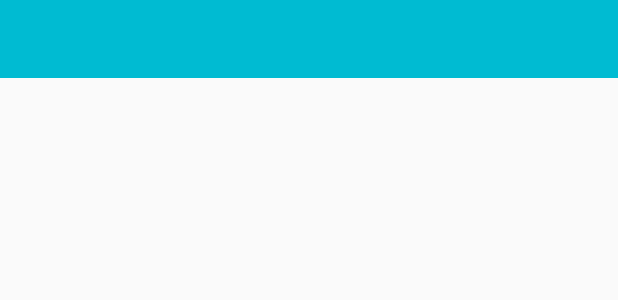
After one commit to GianhTran92/TrainingProject, an Android app: the layout custom_actionbar.xml on its own in the app's theme, with its tools: preview values and no code run, on a phone screen of 412 x 824 dp. The commit adds this screen. Shown: the top 300 px of the screen. Run offline under Robolectric (Android 15) with nearby library versions, the phone set to English and light mode, and no system bars.

Commit message:
update new bg_pressed_actionbar_button.xml, custom_actionbar.xml, colors, dimens, atrss (ver.1 for cusom_actionbar and circle_image_view)

```diff
--- /dev/null
+++ b/app/src/main/res/drawable/bg_pressed_actionbar_button.xml
@@ -0,0 +1,5 @@
+<?xml version="1.0" encoding="utf-8"?>
+<selector xmlns:android="http://schemas.android.com/apk/res/android">
+    <item android:drawable="@color/DarkTurquoise" android:state_pressed="true" />
+    <item android:drawable="@color/actionbar.background" />
+</selector>
--- /dev/null
+++ b/app/src/main/res/layout/custom_actionbar.xml
@@ -0,0 +1,33 @@
+<?xml version="1.0" encoding="utf-8"?>
+<RelativeLayout xmlns:android="http://schemas.android.com/apk/res/android"
+    android:layout_width="match_parent"
+    android:layout_height="@dimen/actionbar.height"
+    android:background="@color/actionbar.background"
+    android:orientation="horizontal">
+
+    <TextView
+        android:id="@+id/tvTitle"
+        android:layout_width="wrap_content"
+        android:layout_height="wrap_content"
+        android:layout_centerInParent="true"
+        android:textColor="@color/white"
+        android:textSize="@dimen/actionbar.title.textsize" />
+
+    <ImageView
+        android:id="@+id/imgLeft"
+        android:layout_width="@dimen/actionbar.height"
+        android:layout_height="match_parent"
+        android:layout_centerVertical="true"
+        android:scaleType="center"
+        android:background="@drawable/bg_pressed_actionbar_button"/>
+
+    <ImageView
+        android:id="@+id/imgRight"
+        android:layout_width="@dimen/actionbar.height"
+        android:layout_height="match_parent"
+        android:layout_centerVertical="true"
+        android:scaleType="center"
+        android:layout_alignParentRight="true"
+        android:background="@drawable/bg_pressed_actionbar_button"/>
+
+</RelativeLayout>
--- a/app/src/main/res/values-xxhdpi/dimens.xml
+++ b/app/src/main/res/values-xxhdpi/dimens.xml
@@ -1,6 +1,6 @@
 <resources>
     <!-- Default screen margins, per the Android Design guidelines. -->
-    <dimen name="tabars_height">40dp</dimen>
+    <dimen name="tabars_height">50dp</dimen>
     <dimen name="toolbar_elevation">2dp</dimen>
     <dimen name="activity_horizontal_margin">0dp</dimen>
     <dimen name="activity_vertical_margin">0dp</dimen>
--- a/app/src/main/res/values/attrs.xml
+++ b/app/src/main/res/values/attrs.xml
@@ -14,5 +14,13 @@
         <attr name="pstsShouldExpand" format="boolean" />
         <attr name="pstsTextAllCaps" format="boolean" />
     </declare-styleable>
-
+    <declare-styleable name="CircleImageView">
+        <attr name="border_width" format="dimension"/>
+        <attr name="border_color" format="color"/>
+    </declare-styleable>
+    <declare-styleable name="ActionBarCustom">
+        <attr name="left_icon" format="reference"/>
+        <attr name="right_icon" format="reference"/>
+        <attr name="actionbar_title" format="string"/>
+    </declare-styleable>
 </resources>
--- a/app/src/main/res/values/colors.xml
+++ b/app/src/main/res/values/colors.xml
@@ -9,6 +9,8 @@
     <color name="textcolor">#707070</color>
     <color name="transparent80">#33000000</color>
     <color name="red">#ff0000</color>
+    <color name="DarkTurquoise">#00CED1</color>
+    <color name="actionbar.background">#00bbd2</color>
 
 
 </resources>
--- a/app/src/main/res/values/dimens.xml
+++ b/app/src/main/res/values/dimens.xml
@@ -1,6 +1,6 @@
 <resources>
     <!-- Default screen margins, per the Android Design guidelines. -->
-    <dimen name="tabars_height">40dp</dimen>
+    <dimen name="tabars_height">50dp</dimen>
     <dimen name="toolbar_elevation">2dp</dimen>
     <dimen name="activity_horizontal_margin">0dp</dimen>
     <dimen name="activity_vertical_margin">0dp</dimen>
@@ -26,4 +26,6 @@
     <dimen name="image.signup.margintop">15dp</dimen>
     <dimen name="text.error.textsize">16sp</dimen>
     <dimen name="linerlayout.dialog.button.margintop">10dp</dimen>
+    <dimen name="actionbar.title.textsize">24sp</dimen>
+    <dimen name="actionbar.height">52dp</dimen>
 </resources>
```
